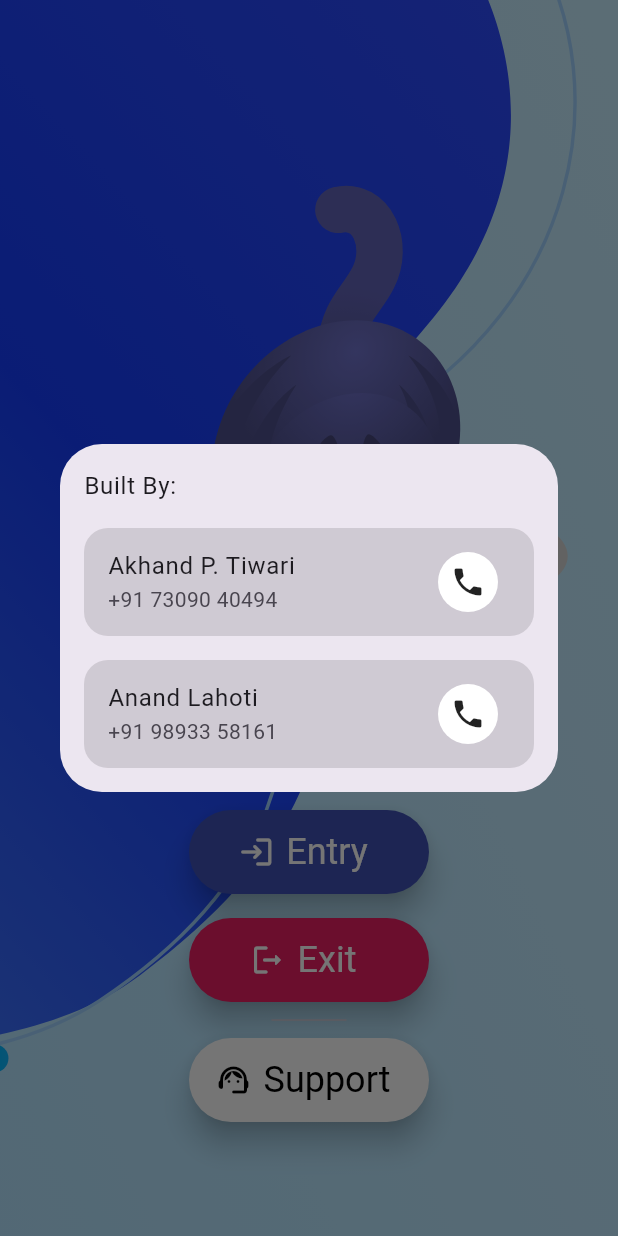
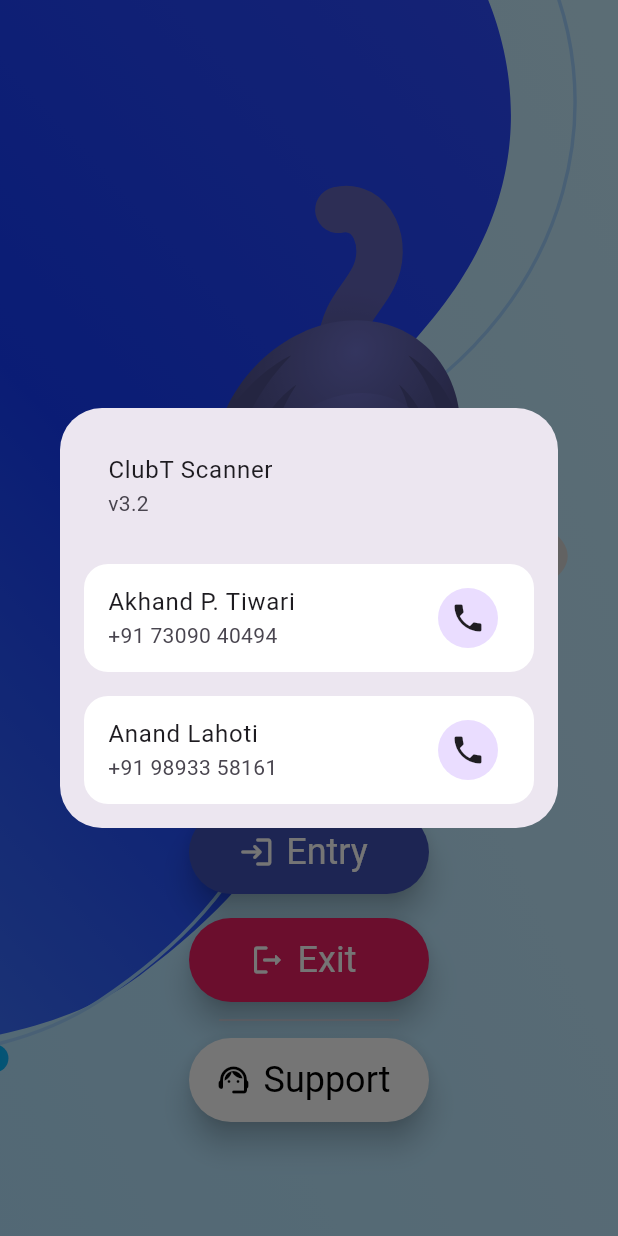
Before and after one commit to Akhand-Pratap-Tiwari/qr_scanner_v2, a Flutter app: the HomePage screen opened directly, after a tap on "Support", on a phone screen of 412 x 824 dp. Run offline on Flutter 3.47's test engine with Material 2 defaults, Android fonts, the phone set to English and light mode, and no system bars; drawn by our look-alikes of lottie; missing offline and left inert: mobile_scanner, mongo_dart.

Commit message:
Support Card Rectification Finished

```diff
--- a/lib/home.dart
+++ b/lib/home.dart
@@ -81,10 +81,9 @@ class _HomePageState extends State<HomePage> {
                         ),
                       ),
                       const SizedBox(
-                          width: 50,
-                          child: Divider(
-                            height: 24,
-                          )),
+                        width: 8*15,
+                        child: Divider(height: 24),
+                      ),
                       ElevatedButton.icon(
                         onPressed: () {
                           showDialog(
@@ -132,21 +131,20 @@ class SupportDialog extends StatelessWidget {
           children: [
             Align(
               alignment: Alignment.centerLeft,
-              child: Text(
-                'Built By: ',
-                style: Theme.of(context).textTheme.bodyLarge,
+              child: ListTile(
+                title: Text('ClubT Scanner'),
+                subtitle: Text('v3.2'),
               ),
             ),
             const SizedBox(height: 16),
             ListTile(
               title: const Text('Akhand P. Tiwari'),
               subtitle: const Text('+91 73090 40494'),
-              tileColor: Colors.black12,
+              tileColor: Colors.white,
               shape: RoundedRectangleBorder(
                 borderRadius: BorderRadius.circular(16),
               ),
               trailing: CircleAvatar(
-                backgroundColor: Colors.white,
                 child: IconButton(
                   onPressed: () => url_launcher.launchUrl(
                     Uri.parse('tel: +917309040494'),
@@ -162,12 +160,11 @@ class SupportDialog extends StatelessWidget {
             ListTile(
               title: const Text('Anand Lahoti'),
               subtitle: const Text('+91 98933 58161'),
-              tileColor: Colors.black12,
+              tileColor: Colors.white,
               shape: RoundedRectangleBorder(
                 borderRadius: BorderRadius.circular(16),
               ),
               trailing: CircleAvatar(
-                backgroundColor: Colors.white,
                 child: IconButton(
                   onPressed: () => url_launcher.launchUrl(
                     Uri.parse('tel: +919893358161'),
```
